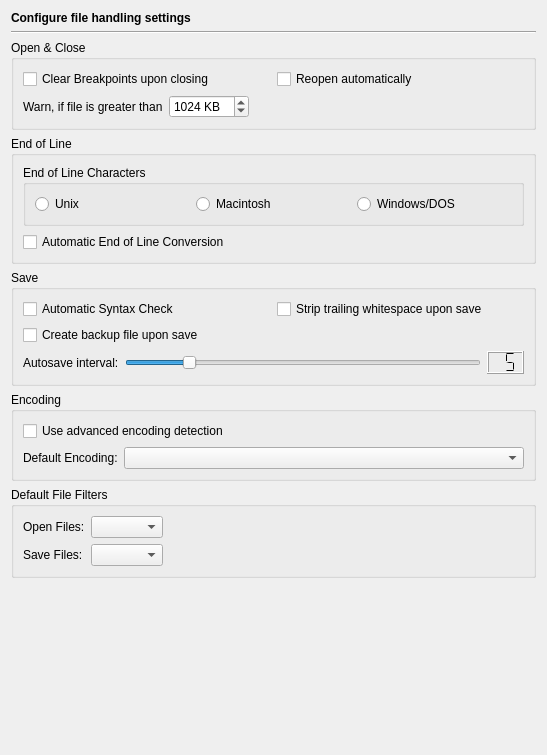
This is Preferences/ConfigurationPages/EditorFilePage.ui in testmana2/test as Qt 5 draws it before an edit. The edited form follows.
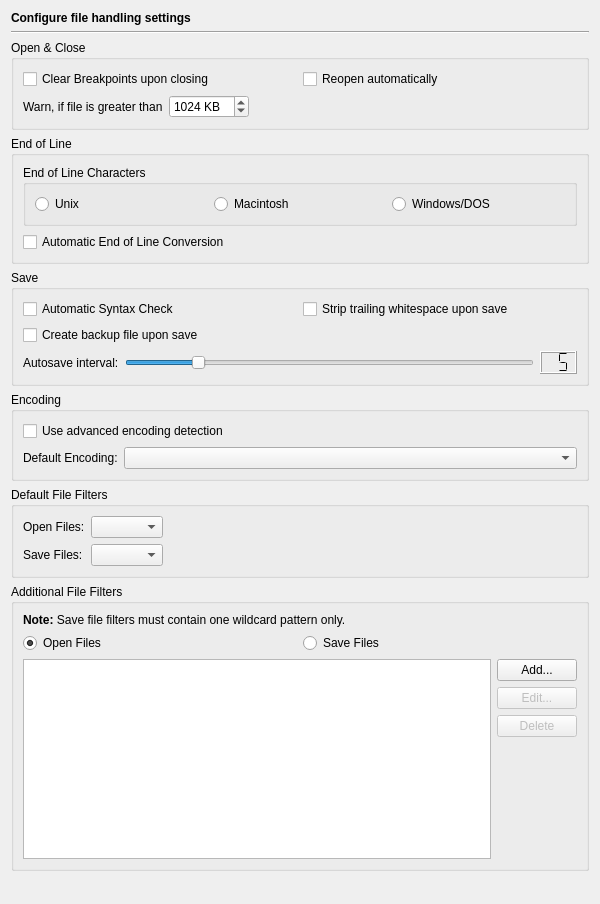
This is the edited form.

Commit message: Continued implementing user defined file filters.

```diff
--- a/Preferences/ConfigurationPages/EditorFilePage.ui
+++ b/Preferences/ConfigurationPages/EditorFilePage.ui
@@ -1,12 +1,12 @@
 <ui version="4.0" >
  <class>EditorFilePage</class>
- <widget class="QWidget" name="EditorFilePage" >
-  <property name="geometry" >
+ <widget class="QWidget" name="EditorFilePage">
+  <property name="geometry">
    <rect>
     <x>0</x>
     <y>0</y>
-    <width>547</width>
-    <height>755</height>
+    <width>600</width>
+    <height>904</height>
    </rect>
   </property>
   <layout class="QVBoxLayout" name="verticalLayout_2" >
@@ -338,18 +338,126 @@
         </property>
        </widget>
       </item>
-      <item row="1" column="1" >
-       <widget class="QComboBox" name="saveFilesFilterComboBox" />
+      <item row="1" column="1">
+       <widget class="QComboBox" name="saveFilesFilterComboBox"/>
+      </item>
+     </layout>
+    </widget>
+   </item>
+   <item>
+    <widget class="QGroupBox" name="groupBox_6">
+     <property name="title">
+      <string>Additional File Filters</string>
+     </property>
+     <layout class="QGridLayout" name="gridLayout_2">
+      <item row="0" column="0" colspan="2">
+       <widget class="QLabel" name="label_5">
+        <property name="text">
+         <string>&lt;b&gt;Note:&lt;/b&gt; Save file filters must contain one wildcard pattern only.</string>
+        </property>
+        <property name="wordWrap">
+         <bool>true</bool>
+        </property>
+       </widget>
+      </item>
+      <item row="1" column="0" colspan="2">
+       <layout class="QHBoxLayout" name="horizontalLayout">
+        <item>
+         <widget class="QRadioButton" name="openFiltersButton">
+          <property name="toolTip">
+           <string>Select to edit the open file filters</string>
+          </property>
+          <property name="text">
+           <string>Open Files</string>
+          </property>
+          <property name="checked">
+           <bool>true</bool>
+          </property>
+         </widget>
+        </item>
+        <item>
+         <widget class="QRadioButton" name="savFiltersButton">
+          <property name="toolTip">
+           <string>Select to edit the save file filters</string>
+          </property>
+          <property name="text">
+           <string>Save Files</string>
+          </property>
+         </widget>
+        </item>
+       </layout>
+      </item>
+      <item row="2" column="0" rowspan="4">
+       <widget class="QListWidget" name="fileFiltersList">
+        <property name="sizePolicy">
+         <sizepolicy hsizetype="Expanding" vsizetype="Preferred">
+          <horstretch>0</horstretch>
+          <verstretch>0</verstretch>
+         </sizepolicy>
+        </property>
+        <property name="minimumSize">
+         <size>
+          <width>0</width>
+          <height>200</height>
+         </size>
+        </property>
+        <property name="alternatingRowColors">
+         <bool>true</bool>
+        </property>
+        <property name="sortingEnabled">
+         <bool>true</bool>
+        </property>
+       </widget>
+      </item>
+      <item row="2" column="1">
+       <widget class="QPushButton" name="addFileFilterButton">
+        <property name="text">
+         <string>Add...</string>
+        </property>
+       </widget>
+      </item>
+      <item row="3" column="1">
+       <widget class="QPushButton" name="editFileFilterButton">
+        <property name="enabled">
+         <bool>false</bool>
+        </property>
+        <property name="text">
+         <string>Edit...</string>
+        </property>
+       </widget>
+      </item>
+      <item row="4" column="1">
+       <widget class="QPushButton" name="deleteFileFilterButton">
+        <property name="enabled">
+         <bool>false</bool>
+        </property>
+        <property name="text">
+         <string>Delete</string>
+        </property>
+       </widget>
+      </item>
+      <item row="5" column="1">
+       <spacer>
+        <property name="orientation">
+         <enum>Qt::Vertical</enum>
+        </property>
+        <property name="sizeHint" stdset="0">
+         <size>
+          <width>20</width>
+          <height>40</height>
+         </size>
+        </property>
+       </spacer>
       </item>
      </layout>
     </widget>
    </item>
    <item>
     <spacer>
-     <property name="orientation" >
+     <property name="orientation">
       <enum>Qt::Vertical</enum>
      </property>
-     <property name="sizeHint" stdset="0" >
+     <property name="sizeHint" stdset="0">
       <size>
        <width>435</width>
        <height>20</height>
```
Left out of the diff: 235 changed lines with no effect on the pictures. The commit also changes 1 other file.
